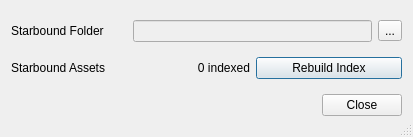
Above: starcheat/templates/Options.ui from wizzomafizzo/starcheat before the change. Below: the same form after it.
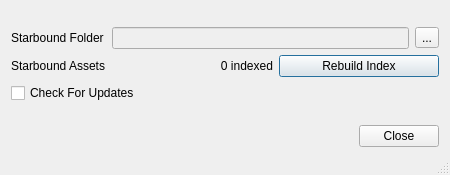
That is the form after the change.

Commit message:
Make update check configurable from options
And don't rewrite the config unless starbound folder changed

Patch:
```diff
--- a/starcheat/templates/Options.ui
+++ b/starcheat/templates/Options.ui
@@ -9,8 +9,8 @@
    <rect>
     <x>0</x>
     <y>0</y>
-    <width>413</width>
-    <height>137</height>
+    <width>450</width>
+    <height>175</height>
    </rect>
   </property>
   <property name="windowTitle">
@@ -22,6 +22,8 @@
   <property name="modal">
    <bool>true</bool>
   </property>
+  <layout class="QVBoxLayout" name="verticalLayout">
+   <item>
   <layout class="QGridLayout" name="gridLayout">
    <item row="0" column="0">
     <widget class="QLabel" name="starbound_folder_label">
@@ -30,20 +32,24 @@
      </property>
     </widget>
    </item>
-   <item row="0" column="1" colspan="2">
+     <item row="0" column="1">
+      <layout class="QHBoxLayout" name="horizontalLayout_2">
+       <item>
     <widget class="QLineEdit" name="starbound_folder">
      <property name="enabled">
       <bool>false</bool>
      </property>
     </widget>
    </item>
-   <item row="0" column="3">
+       <item>
     <widget class="QToolButton" name="starbound_folder_button">
      <property name="text">
       <string>...</string>
      </property>
     </widget>
    </item>
+      </layout>
+     </item>
    <item row="1" column="0">
     <widget class="QLabel" name="starbound_assets_label">
      <property name="text">
@@ -52,6 +58,8 @@
     </widget>
    </item>
    <item row="1" column="1">
+      <layout class="QHBoxLayout" name="horizontalLayout">
+       <item>
     <widget class="QLabel" name="total_indexed">
      <property name="text">
       <string>0 indexed</string>
@@ -61,7 +69,7 @@
      </property>
     </widget>
    </item>
-   <item row="1" column="2" colspan="2">
+       <item>
     <widget class="QPushButton" name="rebuild_button">
      <property name="enabled">
       <bool>true</bool>
@@ -71,7 +79,18 @@
      </property>
     </widget>
    </item>
-   <item row="2" column="0" colspan="4">
+      </layout>
+     </item>
+     <item row="2" column="0" colspan="2">
+      <widget class="QCheckBox" name="update_checkbox">
+       <property name="text">
+        <string>Check For Updates</string>
+       </property>
+      </widget>
+     </item>
+    </layout>
+   </item>
+   <item>
     <widget class="QDialogButtonBox" name="buttonBox">
      <property name="enabled">
       <bool>true</bool>
```
Lines whose indentation alone changed are shown as unchanged. The commit also changes 3 other files.
